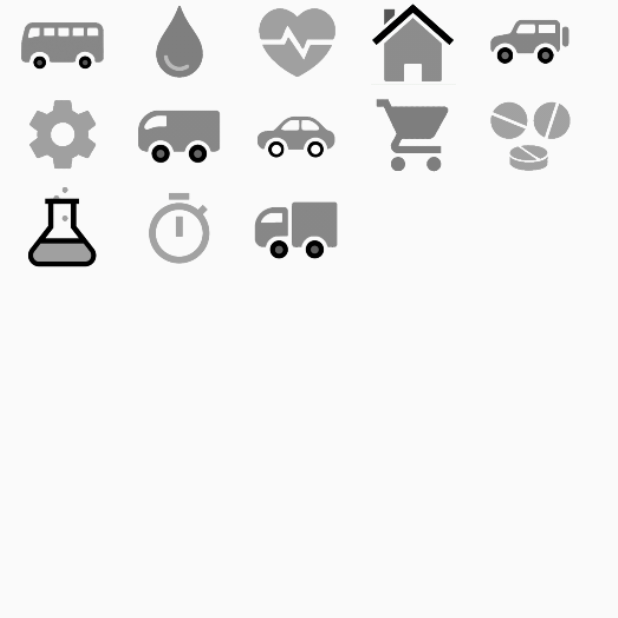
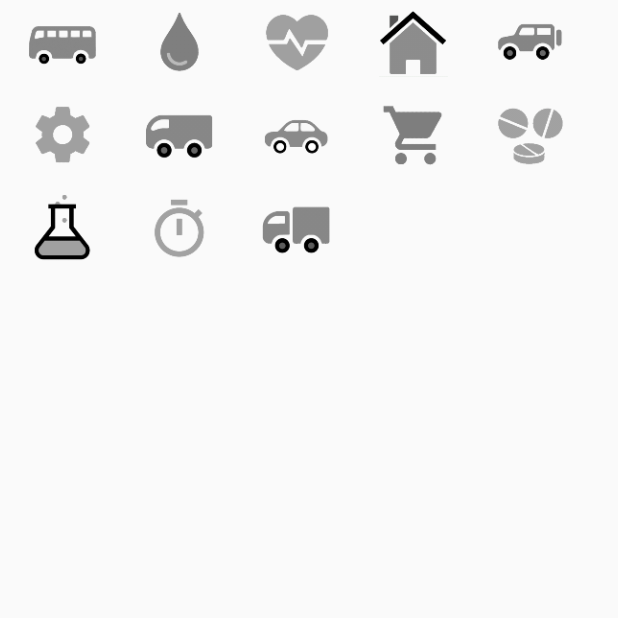
Before and after one commit to BurovAlexProgrammer/IRemember, an Android app: the screen it shows after launch (testActivity), on a phone screen of 412 x 824 dp, the top half of it. Run offline under Robolectric (Android 15) with nearby library versions, the phone set to English and light mode, and no system bars.

Commit message:
Include mat color palette 50%

```diff
--- a/app/src/main/java/ru/avb/iremember/testActivity.java
+++ b/app/src/main/java/ru/avb/iremember/testActivity.java
@@ -3,7 +3,11 @@ package ru.avb.iremember;
 import android.app.Activity;
 import android.content.Context;
 import android.content.res.Resources;
+import android.content.res.TypedArray;
+import android.graphics.Color;
+import android.graphics.ColorFilter;
 import android.graphics.PorterDuff;
+import android.graphics.PorterDuffColorFilter;
 import android.os.Bundle;
 import android.util.DisplayMetrics;
 import android.view.Display;
@@ -13,6 +17,8 @@ import android.widget.ArrayAdapter;
 import android.widget.BaseAdapter;
 import android.widget.GridView;
 import android.widget.ImageView;
+
+import java.util.Random;
 
 /**
  * Created by Alex on 06.12.2016.
@@ -79,8 +85,19 @@ public class testActivity extends Activity {
                 imageView = new ImageView(mContext);
                 imageView.setLayoutParams(new GridView.LayoutParams(85,85));
                 imageView.setScaleType(ImageView.ScaleType.CENTER_CROP);
-                //imageView.setPadding(8, 8, 8, 8);
+                //imageView.setPadding(16,16,16,16);
+                imageView.setPadding(8, 8, 8, 8);
                 //imageView.setImageTintMode(PorterDuff.Mode.MULTIPLY);
+
+                //=======================TINT MODE=========================
+                //Random random=new Random();
+                //ColorFilter cf = new PorterDuffColorFilter(Color.rgb(random.nextInt(255), random.nextInt(255), random.nextInt(255)), PorterDuff.Mode.MULTIPLY);
+                //imageView.setImageResource(R.drawable.cat_bus);
+                //imageView.setColorFilter(cf);
+                //========================MAT COLOR PALETTE====================================
+
+
+
             } else {
                 imageView = (ImageView) convertView;
             }
@@ -99,6 +116,9 @@ public class testActivity extends Activity {
                 R.drawable.cat_test_tube, R.drawable.cat_timer,
                 R.drawable.cat_truck
         };
+
+        private TypedArray matColors = getResources().obtainTypedArray(R.array.mat_colors);
+
     }
 
     void printSecreenInfo(){
--- /dev/null
+++ b/app/src/main/res/values/matc.xml
@@ -0,0 +1,249 @@
+<?xml version="1.0" encoding="utf-8"?>
+<resources>
+    <array name="mat_colors">
+        <item name="red_50" type="color">#fde0dc</item>
+        <item name="pink_50" type="color">#fce4ec</item>
+        <item name="purple_50" type="color">#f3e5f5</item>
+        <item name="deep_purple_50" type="color">#ede7f6</item>
+        <item name="indigo_50" type="color">#e8eaf6</item>
+        <item name="blue_50" type="color">#e7e9fd</item>
+        <item name="light_blue_50" type="color">#e1f5fe</item>
+        <item name="cyan_50" type="color">#e0f7fa</item>
+        <item name="teal_50" type="color">#e0f2f1</item>
+        <item name="green_50" type="color">#d0f8ce</item>
+        <item name="light_green_50" type="color">#f1f8e9</item>
+        <item name="lime_50" type="color">#f9fbe7</item>
+        <item name="yellow_50" type="color">#fffde7</item>
+        <item name="amber_50" type="color">#fff8e1</item>
+        <item name="orange_50" type="color">#fff3e0</item>
+        <item name="deep_orange_50" type="color">#fbe9e7</item>
+        <item name="brown_50" type="color">#efebe9</item>
+        <item name="grey_50" type="color">#fafafa</item>
+        <item name="blue_grey_50" type="color">#eceff1</item>
+        <item name="red_100" type="color">#f9bdbb</item>
+        <item name="pink_100" type="color">#f8bbd0</item>
+        <item name="purple_100" type="color">#e1bee7</item>
+        <item name="deep_purple_100" type="color">#d1c4e9</item>
+        <item name="indigo_100" type="color">#c5cae9</item>
+        <item name="blue_100" type="color">#d0d9ff</item>
+        <item name="light_blue_100" type="color">#b3e5fc</item>
+        <item name="cyan_100" type="color">#b2ebf2</item>
+        <item name="teal_100" type="color">#b2dfdb</item>
+        <item name="green_100" type="color">#a3e9a4</item>
+        <item name="light_green_100" type="color">#dcedc8</item>
+        <item name="lime_100" type="color">#f0f4c3</item>
+        <item name="yellow_100" type="color">#fff9c4</item>
+        <item name="amber_100" type="color">#ffecb3</item>
+        <item name="orange_100" type="color">#ffe0b2</item>
+        <item name="deep_orange_100" type="color">#ffccbc</item>
+        <item name="brown_100" type="color">#d7ccc8</item>
+        <item name="grey_100" type="color">#f5f5f5</item>
+        <item name="blue_grey_100" type="color">#cfd8dc</item>
+        <item name="red_200" type="color">#f69988</item>
+        <item name="pink_200" type="color">#f48fb1</item>
+        <item name="purple_200" type="color">#ce93d8</item>
+        <item name="deep_purple_200" type="color">#b39ddb</item>
+        <item name="indigo_200" type="color">#9fa8da</item>
+        <item name="blue_200" type="color">#afbfff</item>
+        <item name="light_blue_200" type="color">#81d4fa</item>
+        <item name="cyan_200" type="color">#80deea</item>
+        <item name="teal_200" type="color">#80cbc4</item>
+        <item name="green_200" type="color">#72d572</item>
+        <item name="light_green_200" type="color">#c5e1a5</item>
+        <item name="lime_200" type="color">#e6ee9c</item>
+        <item name="yellow_200" type="color">#fff59d</item>
+        <item name="orange_200" type="color">#ffcc80</item>
+        <item name="deep_orange_200" type="color">#ffab91</item>
+        <item name="brown_200" type="color">#bcaaa4</item>
+        <item name="grey_200" type="color">#eeeeee</item>
+        <item name="blue_grey_200" type="color">#b0bec5</item>
+        <item name="red_300" type="color">#f36c60</item>
+        <item name="pink_300" type="color">#f06292</item>
+        <item name="purple_300" type="color">#ba68c8</item>
+        <item name="deep_purple_300" type="color">#9575cd</item>
+        <item name="indigo_300" type="color">#7986cb</item>
+        <item name="blue_300" type="color">#91a7ff</item>
+        <item name="light_blue_300" type="color">#4fc3f7</item>
+        <item name="cyan_300" type="color">#4dd0e1</item>
+        <item name="teal_300" type="color">#4db6ac</item>
+        <item name="green_300" type="color">#42bd41</item>
+        <item name="light_green_300" type="color">#aed581</item>
+        <item name="lime_300" type="color">#dce775</item>
+        <item name="yellow_300" type="color">#fff176</item>
+        <item name="orange_300" type="color">#ffb74d</item>
+        <item name="deep_orange_300" type="color">#ff8a65</item>
+        <item name="brown_300" type="color">#a1887f</item>
+        <item name="grey_300" type="color">#e0e0e0</item>
+        <item name="blue_grey_300" type="color">#90a4ae</item>
+        <item name="red_400" type="color">#e84e40</item>
+        <item name="pink_400" type="color">#ec407a</item>
+        <item name="purple_400" type="color">#ab47bc</item>
+        <item name="deep_purple_400" type="color">#7e57c2</item>
+        <item name="indigo_400" type="color">#5c6bc0</item>
+        <item name="blue_400" type="color">#738ffe</item>
+        <item name="light_blue_400" type="color">#29b6f6</item>
+        <item name="cyan_400" type="color">#26c6da</item>
+        <item name="teal_400" type="color">#26a69a</item>
+        <item name="green_400" type="color">#2baf2b</item>
+        <item name="light_green_400" type="color">#9ccc65</item>
+        <item name="lime_400" type="color">#d4e157</item>
+        <item name="yellow_400" type="color">#ffee58</item>
+        <item name="orange_400" type="color">#ffa726</item>
+        <item name="deep_orange_400" type="color">#ff7043</item>
+        <item name="brown_400" type="color">#8d6e63</item>
+        <item name="grey_400" type="color">#bdbdbd</item>
+        <item name="blue_grey_400" type="color">#78909c</item>
+        <item name="red_500" type="color">#e51c23</item>
+        <item name="pink_500" type="color">#e91e63</item>
+        <item name="purple_500" type="color">#9c27b0</item>
+        <item name="deep_purple_500" type="color">#673ab7</item>
+        <item name="indigo_500" type="color">#3f51b5</item>
+        <item name="blue_500" type="color">#5677fc</item>
+        <item name="light_blue_500" type="color">#03a9f4</item>
+        <item name="cyan_500" type="color">#00bcd4</item>
+        <item name="teal_500" type="color">#009688</item>
+        <item name="green_500" type="color">#259b24</item>
+        <item name="light_green_500" type="color">#8bc34a</item>
+        <item name="lime_500" type="color">#cddc39</item>
+        <item name="yellow_500" type="color">#ffeb3b</item>
+        <item name="orange_500" type="color">#ff9800</item>
+        <item name="deep_orange_500" type="color">#ff5722</item>
+        <item name="brown_500" type="color">#795548</item>
+        <item name="grey_500" type="color">#9e9e9e</item>
+        <item name="blue_grey_500" type="color">#607d8b</item>
+        <item name="red_600" type="color">#dd191d</item>
+        <item name="pink_600" type="color">#d81b60</item>
+        <item name="purple_600" type="color">#8e24aa</item>
+        <item name="deep_purple_600" type="color">#5e35b1</item>
+        <item name="indigo_600" type="color">#3949ab</item>
+        <item name="blue_600" type="color">#4e6cef</item>
+        <item name="light_blue_600" type="color">#039be5</item>
+        <item name="cyan_600" type="color">#00acc1</item>
+        <item name="teal_600" type="color">#00897b</item>
+        <item name="green_600" type="color">#0a8f08</item>
+        <item name="light_green_600" type="color">#7cb342</item>
+        <item name="lime_600" type="color">#c0ca33</item>
+        <item name="yellow_600" type="color">#fdd835</item>
+        <item name="orange_600" type="color">#fb8c00</item>
+        <item name="deep_orange_600" type="color">#f4511e</item>
+        <item name="brown_600" type="color">#6d4c41</item>
+        <item name="grey_600" type="color">#757575</item>
+        <item name="blue_grey_600" type="color">#546e7a</item>
+        <item name="red_700" type="color">#d01716</item>
+        <item name="pink_700" type="color">#c2185b</item>
+        <item name="purple_700" type="color">#7b1fa2</item>
+        <item name="deep_purple_700" type="color">#512da8</item>
+        <item name="indigo_700" type="color">#303f9f</item>
+        <item name="blue_700" type="color">#455ede</item>
+        <item name="light_blue_700" type="color">#0288d1</item>
+        <item name="cyan_700" type="color">#0097a7</item>
+        <item name="teal_700" type="color">#00796b</item>
+        <item name="green_700" type="color">#0a7e07</item>
+        <item name="light_green_700" type="color">#689f38</item>
+        <item name="lime_700" type="color">#afb42b</item>
+        <item name="yellow_700" type="color">#fbc02d</item>
+        <item name="orange_700" type="color">#f57c00</item>
+        <item name="deep_orange_700" type="color">#e64a19</item>
+        <item name="brown_700" type="color">#5d4037</item>
+        <item name="grey_700" type="color">#616161</item>
+        <item name="blue_grey_700" type="color">#455a64</item>
+        <item name="red_800" type="color">#c41411</item>
+        <item name="pink_800" type="color">#ad1457</item>
+        <item name="purple_800" type="color">#6a1b9a</item>
+        <item name="deep_purple_800" type="color">#4527a0</item>
+        <item name="indigo_800" type="color">#283593</item>
+        <item name="blue_800" type="color">#3b50ce</item>
+        <item name="light_blue_800" type="color">#0277bd</item>
+        <item name="cyan_800" type="color">#00838f</item>
+        <item name="teal_800" type="color">#00695c</item>
+        <item name="green_800" type="color">#056f00</item>
+        <item name="light_green_800" type="color">#558b2f</item>
+        <item name="lime_800" type="color">#9e9d24</item>
+        <item name="yellow_800" type="color">#f9a825</item>
+        <item name="orange_800" type="color">#ef6c00</item>
+        <item name="deep_orange_800" type="color">#d84315</item>
+        <item name="brown_800" type="color">#4e342e</item>
+        <item name="grey_800" type="color">#424242</item>
+        <item name="blue_grey_800" type="color">#37474f</item>
+        <item name="red_900" type="color">#b0120a</item>
+        <item name="pink_900" type="color">#880e4f</item>
+        <item name="purple_900" type="color">#4a148c</item>
+        <item name="deep_purple_900" type="color">#311b92</item>
+        <item name="indigo_900" type="color">#1a237e</item>
+        <item name="blue_900" type="color">#2a36b1</item>
+        <item name="light_blue_900" type="color">#01579b</item>
+        <item name="cyan_900" type="color">#006064</item>
+        <item name="teal_900" type="color">#004d40</item>
+        <item name="green_900" type="color">#0d5302</item>
+        <item name="light_green_900" type="color">#33691e</item>
+        <item name="lime_900" type="color">#827717</item>
+        <item name="yellow_900" type="color">#f57f17</item>
+        <item name="orange_900" type="color">#e65100</item>
+        <item name="deep_orange_900" type="color">#bf360c</item>
+        <item name="brown_900" type="color">#3e2723</item>
+        <item name="grey_900" type="color">#212121</item>
+        <item name="blue_grey_900" type="color">#263238</item>
+        <item name="red_A100" type="color">#ff7997</item>
+        <item name="pink_A100" type="color">#ff80ab</item>
+        <item name="purple_A100" type="color">#ea80fc</item>
+        <item name="deep_purple_A100" type="color">#b388ff</item>
+        <item name="indigo_A100" type="color">#8c9eff</item>
+        <item name="blue_A100" type="color">#a6baff</item>
+        <item name="light_blue_A100" type="color">#80d8ff</item>
+        <item name="cyan_A100" type="color">#84ffff</item>
+        <item name="teal_A100" type="color">#a7ffeb</item>
+        <item name="green_A100" type="color">#a2f78d</item>
+        <item name="light_green_A100" type="color">#ccff90</item>
+        <item name="lime_A100" type="color">#f4ff81</item>
+        <item name="yellow_A100" type="color">#ffff8d</item>
+        <item name="orange_A100" type="color">#ffd180</item>
+        <item name="deep_orange_A100" type="color">#ff9e80</item>
+        <item name="red_A200" type="color">#ff5177</item>
+        <item name="pink_A200" type="color">#ff4081</item>
+        <item name="purple_A200" type="color">#e040fb</item>
+        <item name="deep_purple_A200" type="color">#7c4dff</item>
+        <item name="indigo_A200" type="color">#536dfe</item>
+        <item name="blue_A200" type="color">#6889ff</item>
+        <item name="light_blue_A200" type="color">#40c4ff</item>
+        <item name="cyan_A200" type="color">#18ffff</item>
+        <item name="teal_A200" type="color">#64ffda</item>
+        <item name="green_A200" type="color">#5af158</item>
+        <item name="light_green_A200" type="color">#b2ff59</item>
+        <item name="lime_A200" type="color">#eeff41</item>
+        <item name="yellow_A200" type="color">#ffff00</item>
+        <item name="orange_A200" type="color">#ffab40</item>
+        <item name="deep_orange_A200" type="color">#ff6e40</item>
+        <item name="red_A400" type="color">#ff2d6f</item>
+        <item name="pink_A400" type="color">#f50057</item>
+        <item name="purple_A400" type="color">#d500f9</item>
+        <item name="deep_purple_A400" type="color">#651fff</item>
+        <item name="indigo_A400" type="color">#3d5afe</item>
+        <item name="blue_A400" type="color">#4d73ff</item>
+        <item name="light_blue_A400" type="color">#00b0ff</item>
+        <item name="cyan_A400" type="color">#00e5ff</item>
+        <item name="teal_A400" type="color">#1de9b6</item>
+        <item name="green_A400" type="color">#14e715</item>
+        <item name="light_green_A400" type="color">#76ff03</item>
+        <item name="lime_A400" type="color">#c6ff00</item>
+        <item name="yellow_A400" type="color">#ffea00</item>
+        <item name="orange_A400" type="color">#ff9100</item>
+        <item name="deep_orange_A400" type="color">#ff3d00</item>
+        <item name="red_A700" type="color">#e00032</item>
+        <item name="pink_A700" type="color">#c51162</item>
+        <item name="purple_A700" type="color">#aa00ff</item>
+        <item name="deep_purple_A700" type="color">#6200ea</item>
+        <item name="indigo_A700" type="color">#304ffe</item>
+        <item name="blue_A700" type="color">#4d69ff</item>
+        <item name="light_blue_A700" type="color">#0091ea</item>
+        <item name="cyan_A700" type="color">#00b8d4</item>
+        <item name="teal_A700" type="color">#00bfa5</item>
+        <item name="green_A700" type="color">#12c700</item>
+        <item name="light_green_A700" type="color">#64dd17</item>
+        <item name="lime_A700" type="color">#aeea00</item>
+        <item name="yellow_A700" type="color">#ffd600</item>
+        <item name="orange_A700" type="color">#ff6d00</item>
+        <item name="deep_orange_A700" type="color">#dd2c00</item>
+        <item name="grey_1000b" type="color">#000000</item>
+        <item name="grey_1000w" type="color">#ffffff</item>
+    </array>
+</resources>
```
Also changed, not shown: app/src/main/res/values/mat_color_array.xml (added, +277 -0 lines).
